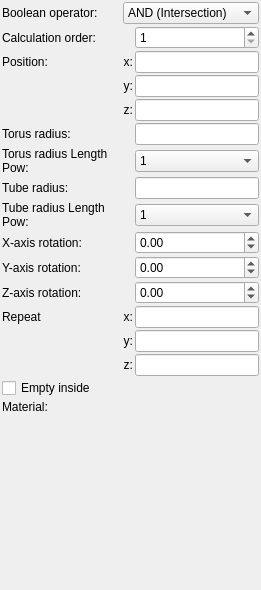
The window that mandelbulber2/formula/ui/primitive_torus.ui (buddhi1980/mandelbulber2) describes before a commit, drawn with Qt 5.
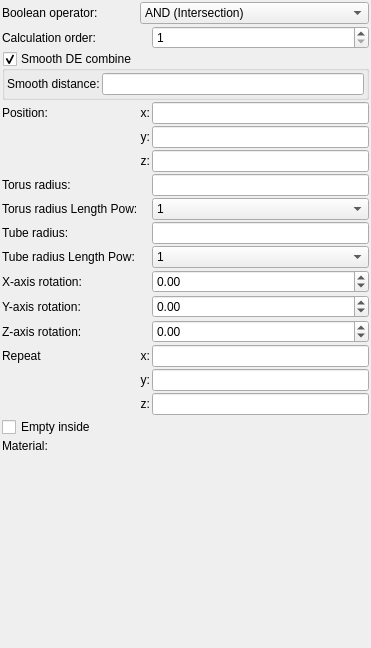
The same window after the commit. Custom widgets are drawn as their Qt base class.

Commit message: Implemented smooth DE combine for primitives in CPU code

Diff of the .ui file:
```diff
--- a/mandelbulber2/formula/ui/primitive_torus.ui
+++ b/mandelbulber2/formula/ui/primitive_torus.ui
@@ -6,8 +6,8 @@
    <rect>
     <x>0</x>
     <y>0</y>
-    <width>261</width>
-    <height>590</height>
+    <width>371</width>
+    <height>648</height>
    </rect>
   </property>
   <property name="windowTitle">
@@ -34,34 +34,14 @@
      <property name="spacing">
       <number>2</number>
      </property>
-     <item row="0" column="0">
-      <widget class="QLabel" name="label_21">
-       <property name="text">
-        <string>Boolean operator:</string>
-       </property>
-       <property name="wordWrap">
-        <bool>true</bool>
-       </property>
-      </widget>
-     </item>
-     <item row="16" column="0">
+     <item row="17" column="0">
       <widget class="QLabel" name="label_20">
        <property name="text">
         <string>Material:</string>
        </property>
       </widget>
      </item>
-     <item row="14" column="1">
-      <widget class="QLabel" name="label_repeat_z_2">
-       <property name="text">
-        <string>z:</string>
-       </property>
-       <property name="alignment">
-        <set>Qt::AlignRight|Qt::AlignTrailing|Qt::AlignVCenter</set>
-       </property>
-      </widget>
-     </item>
-     <item row="10" column="2">
+     <item row="11" column="2">
       <widget class="MyDoubleSpinBox" name="spinboxd3_rotation_y">
        <property name="sizePolicy">
         <sizepolicy hsizetype="Minimum" vsizetype="Maximum">
@@ -89,157 +69,7 @@
        </property>
       </widget>
      </item>
-     <item row="8" column="0">
-      <widget class="QLabel" name="label_3">
-       <property name="text">
-        <string>Tube radius Length Pow:</string>
-       </property>
-       <property name="wordWrap">
-        <bool>true</bool>
-       </property>
-      </widget>
-     </item>
-     <item row="16" column="1" colspan="2">
-      <widget class="cMaterialSelector" name="materialselector_material_id" native="true">
-       <property name="sizePolicy">
-        <sizepolicy hsizetype="Preferred" vsizetype="Minimum">
-         <horstretch>0</horstretch>
-         <verstretch>0</verstretch>
-        </sizepolicy>
-       </property>
-      </widget>
-     </item>
-     <item row="2" column="0">
-      <widget class="QLabel" name="label_10">
-       <property name="text">
-        <string>Position:</string>
-       </property>
-      </widget>
-     </item>
-     <item row="8" column="2">
-      <widget class="MyComboBox" name="comboBox_tube_radius_lpow">
-       <item>
-        <property name="text">
-         <string notr="true">1</string>
-        </property>
-       </item>
-       <item>
-        <property name="text">
-         <string notr="true">2</string>
-        </property>
-       </item>
-       <item>
-        <property name="text">
-         <string notr="true">4</string>
-        </property>
-       </item>
-       <item>
-        <property name="text">
-         <string notr="true">8</string>
-        </property>
-       </item>
-       <item>
-        <property name="text">
-         <string notr="true">16</string>
-        </property>
-       </item>
-       <item>
-        <property name="text">
-         <string notr="true">32</string>
-        </property>
-       </item>
-      </widget>
-     </item>
-     <item row="9" column="2">
-      <widget class="MyDoubleSpinBox" name="spinboxd3_rotation_x">
-       <property name="sizePolicy">
-        <sizepolicy hsizetype="Minimum" vsizetype="Maximum">
-         <horstretch>0</horstretch>
-         <verstretch>0</verstretch>
-        </sizepolicy>
-       </property>
-       <property name="prefix">
-        <string/>
-       </property>
-       <property name="suffix">
-        <string/>
-       </property>
-       <property name="decimals">
-        <number>2</number>
-       </property>
-       <property name="minimum">
-        <double>-36000.000000000000000</double>
-       </property>
-       <property name="maximum">
-        <double>36000.000000000000000</double>
-       </property>
-       <property name="singleStep">
-        <double>0.100000000000000</double>
-       </property>
-      </widget>
-     </item>
-     <item row="7" column="2">
-      <widget class="MyLineEdit" name="logedit_tube_radius">
-       <property name="sizePolicy">
-        <sizepolicy hsizetype="Expanding" vsizetype="Maximum">
-         <horstretch>0</horstretch>
-         <verstretch>0</verstretch>
-        </sizepolicy>
-       </property>
-      </widget>
-     </item>
-     <item row="3" column="1">
-      <widget class="QLabel" name="label_12">
-       <property name="text">
-        <string>y:</string>
-       </property>
-       <property name="alignment">
-        <set>Qt::AlignRight|Qt::AlignTrailing|Qt::AlignVCenter</set>
-       </property>
-      </widget>
-     </item>
-     <item row="5" column="0">
-      <widget class="QLabel" name="label_14">
-       <property name="text">
-        <string>Torus radius:</string>
-       </property>
-      </widget>
-     </item>
-     <item row="6" column="2">
-      <widget class="MyComboBox" name="comboBox_radius_lpow">
-       <item>
-        <property name="text">
-         <string notr="true">1</string>
-        </property>
-       </item>
-       <item>
-        <property name="text">
-         <string notr="true">2</string>
-        </property>
-       </item>
-       <item>
-        <property name="text">
-         <string notr="true">4</string>
-        </property>
-       </item>
-       <item>
-        <property name="text">
-         <string notr="true">8</string>
-        </property>
-       </item>
-       <item>
-        <property name="text">
-         <string notr="true">16</string>
-        </property>
-       </item>
-       <item>
-        <property name="text">
-         <string notr="true">32</string>
-        </property>
-       </item>
-      </widget>
-     </item>
-     <item row="12" column="1">
+     <item row="13" column="1">
       <widget class="QLabel" name="label_repeat_x_2">
        <property name="text">
         <string>x:</string>
@@ -249,8 +79,18 @@
        </property>
       </widget>
      </item>
-     <item row="4" column="2">
-      <widget class="MyLineEdit" name="vect3_position_z">
+     <item row="3" column="1">
+      <widget class="QLabel" name="label_11">
+       <property name="text">
+        <string>x:</string>
+       </property>
+       <property name="alignment">
+        <set>Qt::AlignRight|Qt::AlignTrailing|Qt::AlignVCenter</set>
+       </property>
+      </widget>
+     </item>
+     <item row="14" column="2">
+      <widget class="MyLineEdit" name="vect3_repeat_y">
        <property name="sizePolicy">
         <sizepolicy hsizetype="Expanding" vsizetype="Maximum">
          <horstretch>0</horstretch>
@@ -259,27 +99,7 @@
        </property>
       </widget>
      </item>
-     <item row="10" column="0">
-      <widget class="QLabel" name="label_9">
-       <property name="text">
-        <string>Y-axis rotation:</string>
-       </property>
-       <property name="wordWrap">
-        <bool>true</bool>
-       </property>
-      </widget>
-     </item>
-     <item row="4" column="1">
-      <widget class="QLabel" name="label_13">
-       <property name="text">
-        <string>z:</string>
-       </property>
-       <property name="alignment">
-        <set>Qt::AlignRight|Qt::AlignTrailing|Qt::AlignVCenter</set>
-       </property>
-      </widget>
-     </item>
-     <item row="11" column="0">
+     <item row="12" column="0">
       <widget class="QLabel" name="label_15">
        <property name="text">
         <string>Z-axis rotation:</string>
@@ -289,47 +109,7 @@
        </property>
       </widget>
      </item>
-     <item row="5" column="2">
-      <widget class="MyLineEdit" name="logedit_radius">
-       <property name="sizePolicy">
-        <sizepolicy hsizetype="Expanding" vsizetype="Maximum">
-         <horstretch>0</horstretch>
-         <verstretch>0</verstretch>
-        </sizepolicy>
-       </property>
-      </widget>
-     </item>
-     <item row="13" column="1">
-      <widget class="QLabel" name="label_repeat_y_2">
-       <property name="text">
-        <string>y:</string>
-       </property>
-       <property name="alignment">
-        <set>Qt::AlignRight|Qt::AlignTrailing|Qt::AlignVCenter</set>
-       </property>
-      </widget>
-     </item>
-     <item row="13" column="2">
-      <widget class="MyLineEdit" name="vect3_repeat_y">
-       <property name="sizePolicy">
-        <sizepolicy hsizetype="Expanding" vsizetype="Maximum">
-         <horstretch>0</horstretch>
-         <verstretch>0</verstretch>
-        </sizepolicy>
-       </property>
-      </widget>
-     </item>
-     <item row="14" column="2">
-      <widget class="MyLineEdit" name="vect3_repeat_z">
-       <property name="sizePolicy">
-        <sizepolicy hsizetype="Expanding" vsizetype="Maximum">
-         <horstretch>0</horstretch>
-         <verstretch>0</verstretch>
-        </sizepolicy>
-       </property>
-      </widget>
-     </item>
-     <item row="2" column="2">
+     <item row="3" column="2">
       <widget class="MyLineEdit" name="vect3_position_x">
        <property name="sizePolicy">
         <sizepolicy hsizetype="Expanding" vsizetype="Maximum">
@@ -339,45 +119,17 @@
        </property>
       </widget>
      </item>
-     <item row="11" column="2">
-      <widget class="MyDoubleSpinBox" name="spinboxd3_rotation_z">
+     <item row="17" column="1" colspan="2">
+      <widget class="cMaterialSelector" name="materialselector_material_id" native="true">
        <property name="sizePolicy">
-        <sizepolicy hsizetype="Minimum" vsizetype="Maximum">
+        <sizepolicy hsizetype="Preferred" vsizetype="Minimum">
          <horstretch>0</horstretch>
          <verstretch>0</verstretch>
         </sizepolicy>
        </property>
-       <property name="prefix">
-        <string/>
-       </property>
-       <property name="suffix">
-        <string/>
-       </property>
-       <property name="decimals">
-        <number>2</number>
-       </property>
-       <property name="minimum">
-        <double>-36000.000000000000000</double>
-       </property>
-       <property name="maximum">
-        <double>36000.000000000000000</double>
-       </property>
-       <property name="singleStep">
-        <double>0.100000000000000</double>
-       </property>
       </widget>
      </item>
-     <item row="12" column="2">
-      <widget class="MyLineEdit" name="vect3_repeat_x">
-       <property name="sizePolicy">
-        <sizepolicy hsizetype="Expanding" vsizetype="Maximum">
-         <horstretch>0</horstretch>
-         <verstretch>0</verstretch>
-        </sizepolicy>
-       </property>
-      </widget>
-     </item>
-     <item row="9" column="0">
+     <item row="10" column="0">
       <widget class="QLabel" name="label_8">
        <property name="text">
         <string>X-axis rotation:</string>
@@ -387,63 +139,6 @@
        </property>
       </widget>
      </item>
-     <item row="2" column="1">
-      <widget class="QLabel" name="label_11">
-       <property name="text">
-        <string>x:</string>
-       </property>
-       <property name="alignment">
-        <set>Qt::AlignRight|Qt::AlignTrailing|Qt::AlignVCenter</set>
-       </property>
-      </widget>
-     </item>
-     <item row="7" column="0">
-      <widget class="QLabel" name="label_16">
-       <property name="text">
-        <string>Tube radius:</string>
-       </property>
-      </widget>
-     </item>
-     <item row="6" column="0">
-      <widget class="QLabel" name="label">
-       <property name="text">
-        <string>Torus radius Length Pow:</string>
-       </property>
-       <property name="wordWrap">
-        <bool>true</bool>
-       </property>
-      </widget>
-     </item>
-     <item row="12" column="0">
-      <widget class="QLabel" name="label_2">
-       <property name="text">
-        <string>Repeat</string>
-       </property>
-      </widget>
-     </item>
-     <item row="15" column="0" colspan="3">
-      <widget class="MyCheckBox" name="checkBox_empty">
-       <property name="sizePolicy">
-        <sizepolicy hsizetype="Minimum" vsizetype="Maximum">
-         <horstretch>0</horstretch>
-         <verstretch>0</verstretch>
-        </sizepolicy>
-       </property>
-       <property name="text">
-        <string>Empty inside</string>
-       </property>
-      </widget>
-     </item>
-     <item row="3" column="2">
-      <widget class="MyLineEdit" name="vect3_position_y">
-       <property name="sizePolicy">
-        <sizepolicy hsizetype="Expanding" vsizetype="Maximum">
-         <horstretch>0</horstretch>
-         <verstretch>0</verstretch>
-        </sizepolicy>
-       </property>
-      </widget>
-     </item>
      <item row="0" column="1" colspan="2">
       <widget class="MyComboBox" name="comboBox_boolean_operator">
        <property name="sizePolicy">
@@ -474,13 +169,10 @@
        </item>
       </widget>
      </item>
-     <item row="1" column="0">
-      <widget class="QLabel" name="label_22">
+     <item row="8" column="0">
+      <widget class="QLabel" name="label_16">
        <property name="text">
-        <string>Calculation order:</string>
-       </property>
-       <property name="wordWrap">
-        <bool>true</bool>
+        <string>Tube radius:</string>
        </property>
       </widget>
      </item>
@@ -503,6 +195,361 @@
        </property>
       </widget>
      </item>
+     <item row="15" column="1">
+      <widget class="QLabel" name="label_repeat_z_2">
+       <property name="text">
+        <string>z:</string>
+       </property>
+       <property name="alignment">
+        <set>Qt::AlignRight|Qt::AlignTrailing|Qt::AlignVCenter</set>
+       </property>
+      </widget>
+     </item>
+     <item row="13" column="0">
+      <widget class="QLabel" name="label_2">
+       <property name="text">
+        <string>Repeat</string>
+       </property>
+      </widget>
+     </item>
+     <item row="4" column="2">
+      <widget class="MyLineEdit" name="vect3_position_y">
+       <property name="sizePolicy">
+        <sizepolicy hsizetype="Expanding" vsizetype="Maximum">
+         <horstretch>0</horstretch>
+         <verstretch>0</verstretch>
+        </sizepolicy>
+       </property>
+      </widget>
+     </item>
+     <item row="7" column="2">
+      <widget class="MyComboBox" name="comboBox_radius_lpow">
+       <item>
+        <property name="text">
+         <string notr="true">1</string>
+        </property>
+       </item>
+       <item>
+        <property name="text">
+         <string notr="true">2</string>
+        </property>
+       </item>
+       <item>
+        <property name="text">
+         <string notr="true">4</string>
+        </property>
+       </item>
+       <item>
+        <property name="text">
+         <string notr="true">8</string>
+        </property>
+       </item>
+       <item>
+        <property name="text">
+         <string notr="true">16</string>
+        </property>
+       </item>
+       <item>
+        <property name="text">
+         <string notr="true">32</string>
+        </property>
+       </item>
+      </widget>
+     </item>
+     <item row="4" column="1">
+      <widget class="QLabel" name="label_12">
+       <property name="text">
+        <string>y:</string>
+       </property>
+       <property name="alignment">
+        <set>Qt::AlignRight|Qt::AlignTrailing|Qt::AlignVCenter</set>
+       </property>
+      </widget>
+     </item>
+     <item row="11" column="0">
+      <widget class="QLabel" name="label_9">
+       <property name="text">
+        <string>Y-axis rotation:</string>
+       </property>
+       <property name="wordWrap">
+        <bool>true</bool>
+       </property>
+      </widget>
+     </item>
+     <item row="7" column="0">
+      <widget class="QLabel" name="label">
+       <property name="text">
+        <string>Torus radius Length Pow:</string>
+       </property>
+       <property name="wordWrap">
+        <bool>true</bool>
+       </property>
+      </widget>
+     </item>
+     <item row="15" column="2">
+      <widget class="MyLineEdit" name="vect3_repeat_z">
+       <property name="sizePolicy">
+        <sizepolicy hsizetype="Expanding" vsizetype="Maximum">
+         <horstretch>0</horstretch>
+         <verstretch>0</verstretch>
+        </sizepolicy>
+       </property>
+      </widget>
+     </item>
+     <item row="6" column="2">
+      <widget class="MyLineEdit" name="logedit_radius">
+       <property name="sizePolicy">
+        <sizepolicy hsizetype="Expanding" vsizetype="Maximum">
+         <horstretch>0</horstretch>
+         <verstretch>0</verstretch>
+        </sizepolicy>
+       </property>
+      </widget>
+     </item>
+     <item row="5" column="2">
+      <widget class="MyLineEdit" name="vect3_position_z">
+       <property name="sizePolicy">
+        <sizepolicy hsizetype="Expanding" vsizetype="Maximum">
+         <horstretch>0</horstretch>
+         <verstretch>0</verstretch>
+        </sizepolicy>
+       </property>
+      </widget>
+     </item>
+     <item row="9" column="0">
+      <widget class="QLabel" name="label_3">
+       <property name="text">
+        <string>Tube radius Length Pow:</string>
+       </property>
+       <property name="wordWrap">
+        <bool>true</bool>
+       </property>
+      </widget>
+     </item>
+     <item row="1" column="0">
+      <widget class="QLabel" name="label_22">
+       <property name="text">
+        <string>Calculation order:</string>
+       </property>
+       <property name="wordWrap">
+        <bool>true</bool>
+       </property>
+      </widget>
+     </item>
+     <item row="10" column="2">
+      <widget class="MyDoubleSpinBox" name="spinboxd3_rotation_x">
+       <property name="sizePolicy">
+        <sizepolicy hsizetype="Minimum" vsizetype="Maximum">
+         <horstretch>0</horstretch>
+         <verstretch>0</verstretch>
+        </sizepolicy>
+       </property>
+       <property name="prefix">
+        <string/>
+       </property>
+       <property name="suffix">
+        <string/>
+       </property>
+       <property name="decimals">
+        <number>2</number>
+       </property>
+       <property name="minimum">
+        <double>-36000.000000000000000</double>
+       </property>
+       <property name="maximum">
+        <double>36000.000000000000000</double>
+       </property>
+       <property name="singleStep">
+        <double>0.100000000000000</double>
+       </property>
+      </widget>
+     </item>
+     <item row="6" column="0">
+      <widget class="QLabel" name="label_14">
+       <property name="text">
+        <string>Torus radius:</string>
+       </property>
+      </widget>
+     </item>
+     <item row="13" column="2">
+      <widget class="MyLineEdit" name="vect3_repeat_x">
+       <property name="sizePolicy">
+        <sizepolicy hsizetype="Expanding" vsizetype="Maximum">
+         <horstretch>0</horstretch>
+         <verstretch>0</verstretch>
+        </sizepolicy>
+       </property>
+      </widget>
+     </item>
+     <item row="16" column="0" colspan="3">
+      <widget class="MyCheckBox" name="checkBox_empty">
+       <property name="sizePolicy">
+        <sizepolicy hsizetype="Minimum" vsizetype="Maximum">
+         <horstretch>0</horstretch>
+         <verstretch>0</verstretch>
+        </sizepolicy>
+       </property>
+       <property name="text">
+        <string>Empty inside</string>
+       </property>
+      </widget>
+     </item>
+     <item row="3" column="0">
+      <widget class="QLabel" name="label_10">
+       <property name="text">
+        <string>Position:</string>
+       </property>
+      </widget>
+     </item>
+     <item row="12" column="2">
+      <widget class="MyDoubleSpinBox" name="spinboxd3_rotation_z">
+       <property name="sizePolicy">
+        <sizepolicy hsizetype="Minimum" vsizetype="Maximum">
+         <horstretch>0</horstretch>
+         <verstretch>0</verstretch>
+        </sizepolicy>
+       </property>
+       <property name="prefix">
+        <string/>
+       </property>
+       <property name="suffix">
+        <string/>
+       </property>
+       <property name="decimals">
+        <number>2</number>
+       </property>
+       <property name="minimum">
+        <double>-36000.000000000000000</double>
+       </property>
+       <property name="maximum">
+        <double>36000.000000000000000</double>
+       </property>
+       <property name="singleStep">
+        <double>0.100000000000000</double>
+       </property>
+      </widget>
+     </item>
+     <item row="0" column="0">
+      <widget class="QLabel" name="label_21">
+       <property name="text">
+        <string>Boolean operator:</string>
+       </property>
+       <property name="wordWrap">
+        <bool>true</bool>
+       </property>
+      </widget>
+     </item>
+     <item row="8" column="2">
+      <widget class="MyLineEdit" name="logedit_tube_radius">
+       <property name="sizePolicy">
+        <sizepolicy hsizetype="Expanding" vsizetype="Maximum">
+         <horstretch>0</horstretch>
+         <verstretch>0</verstretch>
+        </sizepolicy>
+       </property>
+      </widget>
+     </item>
+     <item row="5" column="1">
+      <widget class="QLabel" name="label_13">
+       <property name="text">
+        <string>z:</string>
+       </property>
+       <property name="alignment">
+        <set>Qt::AlignRight|Qt::AlignTrailing|Qt::AlignVCenter</set>
+       </property>
+      </widget>
+     </item>
+     <item row="9" column="2">
+      <widget class="MyComboBox" name="comboBox_tube_radius_lpow">
+       <item>
+        <property name="text">
+         <string notr="true">1</string>
+        </property>
+       </item>
+       <item>
+        <property name="text">
+         <string notr="true">2</string>
+        </property>
+       </item>
+       <item>
+        <property name="text">
+         <string notr="true">4</string>
+        </property>
+       </item>
+       <item>
+        <property name="text">
+         <string notr="true">8</string>
+        </property>
+       </item>
+       <item>
+        <property name="text">
+         <string notr="true">16</string>
+        </property>
+       </item>
+       <item>
+        <property name="text">
+         <string notr="true">32</string>
+        </property>
+       </item>
+      </widget>
+     </item>
+     <item row="14" column="1">
+      <widget class="QLabel" name="label_repeat_y_2">
+       <property name="text">
+        <string>y:</string>
+       </property>
+       <property name="alignment">
+        <set>Qt::AlignRight|Qt::AlignTrailing|Qt::AlignVCenter</set>
+       </property>
+      </widget>
+     </item>
+     <item row="2" column="0" colspan="3">
+      <widget class="MyGroupBox" name="groupCheck_smooth_de_combine_enable">
+       <property name="title">
+        <string>Smooth DE combine</string>
+       </property>
+       <property name="checkable">
+        <bool>true</bool>
+       </property>
+       <layout class="QGridLayout" name="gridLayout_4">
+        <property name="leftMargin">
+         <number>2</number>
+        </property>
+        <property name="topMargin">
+         <number>2</number>
+        </property>
+        <property name="rightMargin">
+         <number>2</number>
+        </property>
+        <property name="bottomMargin">
+         <number>2</number>
+        </property>
+        <property name="spacing">
+         <number>2</number>
+        </property>
+        <item row="0" column="0">
+         <widget class="QLabel" name="label_306">
+          <property name="text">
+           <string>Smooth distance:</string>
+          </property>
+          <property name="wordWrap">
+           <bool>true</bool>
+          </property>
+         </widget>
+        </item>
+        <item row="0" column="1">
+         <widget class="MyLineEdit" name="logedit_smooth_de_combine_distance">
+          <property name="sizePolicy">
+           <sizepolicy hsizetype="Expanding" vsizetype="Maximum">
+            <horstretch>0</horstretch>
+            <verstretch>0</verstretch>
+           </sizepolicy>
+          </property>
+         </widget>
+        </item>
+       </layout>
+      </widget>
+     </item>
     </layout>
    </item>
    <item>
@@ -552,6 +599,12 @@
    <extends>QSpinBox</extends>
    <header>my_spin_box.h</header>
   </customwidget>
+  <customwidget>
+   <class>MyGroupBox</class>
+   <extends>QGroupBox</extends>
+   <header>my_group_box.h</header>
+   <container>1</container>
+  </customwidget>
  </customwidgets>
  <tabstops>
   <tabstop>vect3_position_x</tabstop>
```
The commit also changes 12 other files.
